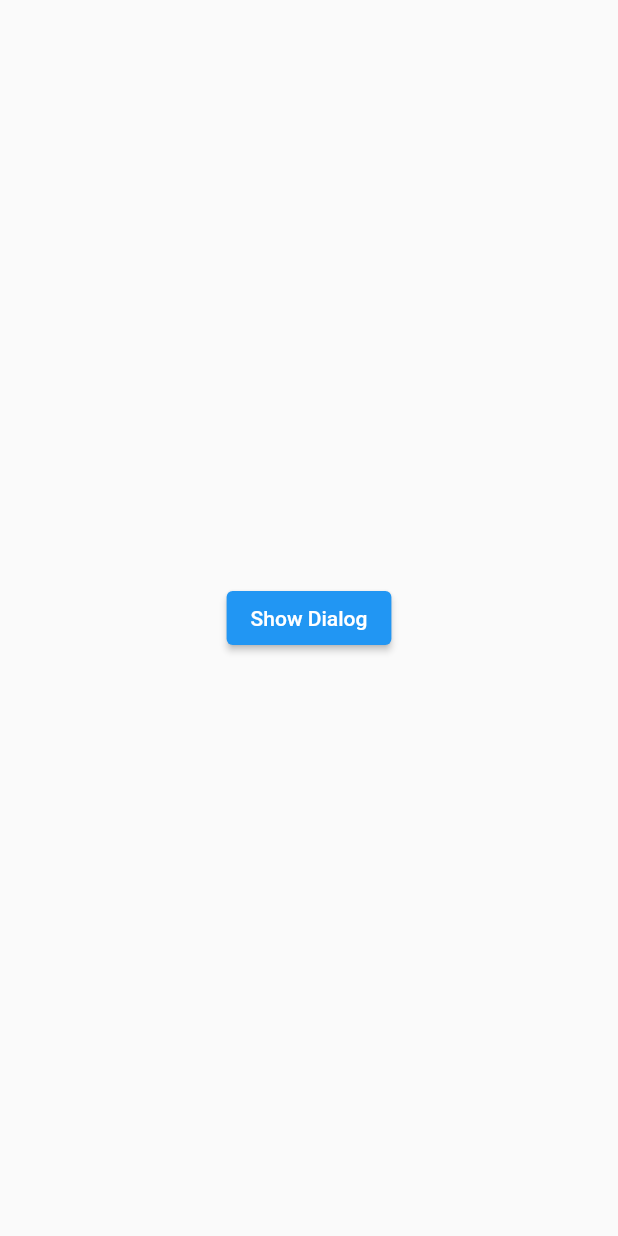
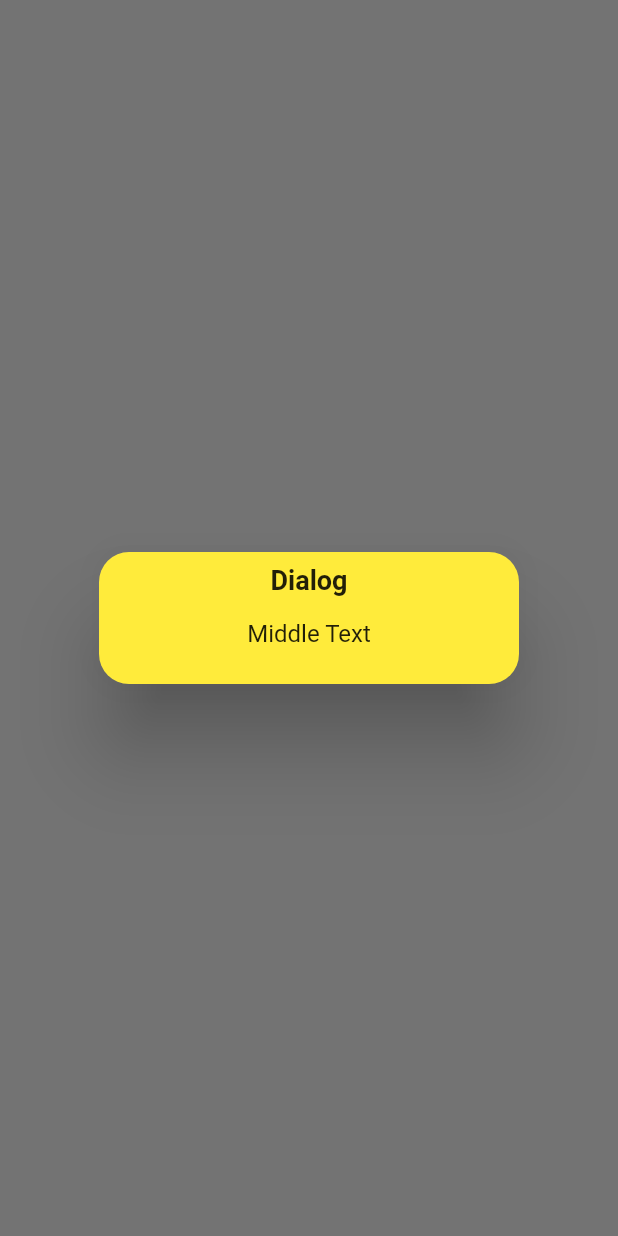
Before and after one commit to Shoaib2545/Getx_Practice, a Flutter app: the screen it shows after launch, after a tap on "Show Dialog", on a phone screen of 412 x 824 dp. Run offline on Flutter 3.47's test engine with Material 2 defaults, Android fonts, the phone set to English and light mode, and no system bars; our stand-ins replace get.

Commit message:
Show Dialog using GetX

```diff
--- a/lib/main.dart
+++ b/lib/main.dart
@@ -1,6 +1,6 @@
 import 'package:flutter/material.dart';
 import 'package:get/get_navigation/src/root/get_material_app.dart';
-import 'package:getx_practice/screens/showing_dialog_using_getx/showing_dialog_using_getx.dart';
+import 'package:getx_practice/screens/dialog_using_getx/showing_dialog_using_getx.dart';
 import 'package:getx_practice/screens/snackbar_using_getx/showing_snackbar_using_getx.dart';
 
 void main() {
@@ -16,7 +16,7 @@ class MyApp extends StatelessWidget {
     // Use MaterialApp only for state management but
     //if you want to use getx route or getx snackbar without context then use GetMaterialApp
     return GetMaterialApp(
-      title: 'Flutter Demo',
+      debugShowCheckedModeBanner: false,
       theme: ThemeData(
         primarySwatch: Colors.blue,
       ),
--- /dev/null
+++ b/lib/screens/dialog_using_getx/showing_dialog_using_getx.dart
@@ -0,0 +1,62 @@
+import 'package:flutter/material.dart';
+import 'package:get/get.dart';
+
+class ShowingDialogUsingGetX extends StatelessWidget {
+  const ShowingDialogUsingGetX({Key? key}) : super(key: key);
+
+  @override
+  Widget build(BuildContext context) {
+    return Scaffold(
+      body: Center(
+          child: ElevatedButton(
+        onPressed: () {
+          Get.defaultDialog(
+            title: 'Dialog',
+            titleStyle:
+                const TextStyle(fontSize: 18, fontWeight: FontWeight.bold),
+            middleText: 'Middle Text',
+            middleTextStyle: const TextStyle(fontSize: 16),
+            backgroundColor: Colors.yellow,
+            radius: 20,
+            // content: Row(
+            //   children: [
+            //     CircularProgressIndicator(
+            //       color: Colors.white,
+            //     ),
+            //     SizedBox(
+            //       width: 12,
+            //     ),
+            //     Expanded(
+            //       child: Text('Write whatever you want'),
+            //     ),
+            //   ],
+            // ),
+            // textCancel: 'Cancel',
+            // cancelTextColor: Colors.white,
+            // onCancel: () {
+            //   print('Canceled');
+            // },
+            // textConfirm: 'Confirm',
+            // confirmTextColor: Colors.white,
+            // onConfirm: () => print('Confirm'),
+            // // buttonColor: Colors.grey
+            // cancel: Text('Cancels'),
+            // confirm: Text('Confirms'),
+            // actions: [
+            //   ElevatedButton(
+            //     onPressed: () {},
+            //     child: Text('Action-1'),
+            //   ),
+            //   ElevatedButton(
+            //     onPressed: () {},
+            //     child: Text('Action-2'),
+            //   ),
+            // ],
+            // barrierDismissible: true,
+          );
+        },
+        child: Text('Show Dialog'),
+      )),
+    );
+  }
+}
--- a/lib/screens/showing_dialog_using_getx/showing_dialog_using_getx.dart
+++ /dev/null
@@ -1,16 +0,0 @@
-import 'package:flutter/material.dart';
-
-class ShowingDialogUsingGetX extends StatelessWidget {
-  const ShowingDialogUsingGetX({Key? key}) : super(key: key);
-
-  @override
-  Widget build(BuildContext context) {
-    return Scaffold(
-      body: Center(
-          child: ElevatedButton(
-        onPressed: () {},
-        child: Text('Show Dialog'),
-      )),
-    );
-  }
-}
```
